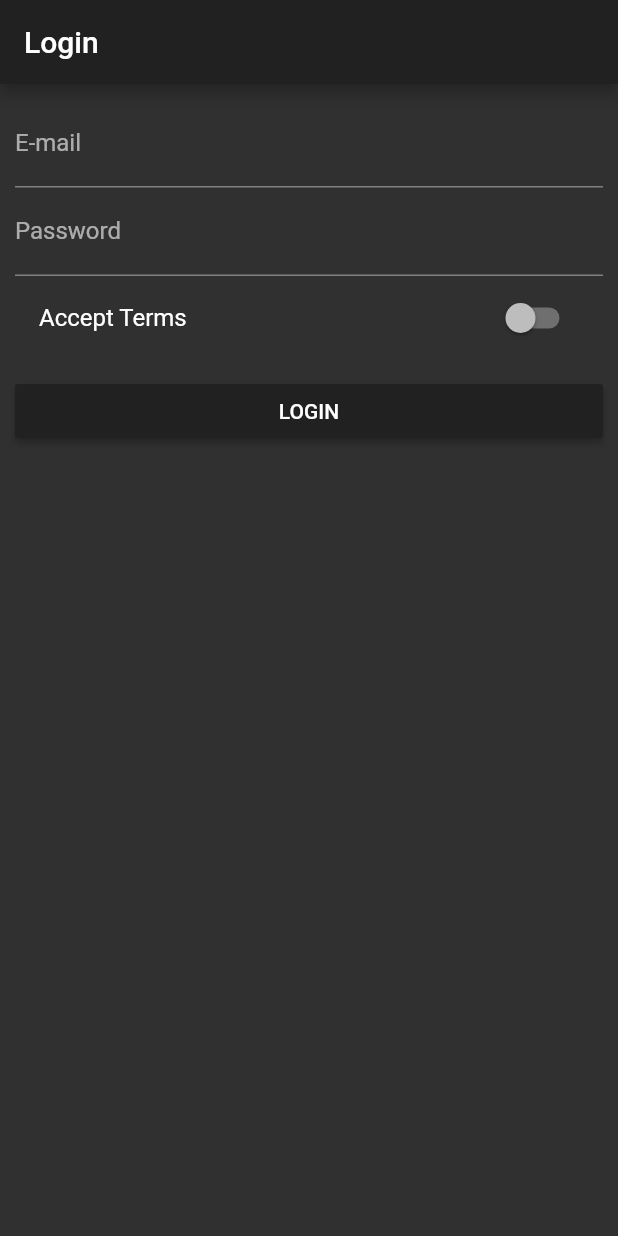
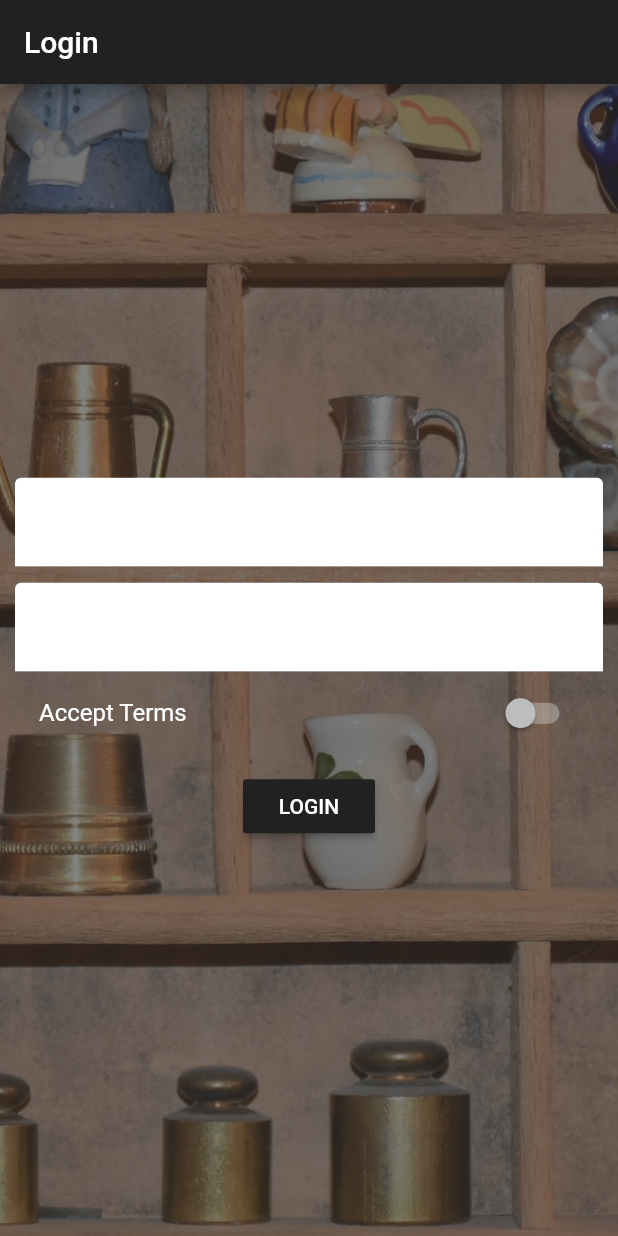
Before and after one commit to GianclaudioCarella/flutter_course, a Flutter app: the screen it shows after launch, on a phone screen of 412 x 824 dp. Run offline on Flutter 3.47's test engine with Material 2 defaults, Android fonts, the phone set to English and light mode, and no system bars.

```diff
--- a/lib/pages/auth.dart
+++ b/lib/pages/auth.dart
@@ -20,11 +20,19 @@ class _AuthPageState extends State<AuthPage> {
           title: Text('Login'),
         ),
         body: Container(
-          margin: EdgeInsets.all(10.0),
-          child: ListView(
+          decoration: BoxDecoration(
+              image: DecorationImage(
+                  fit: BoxFit.cover,
+                  colorFilter: ColorFilter.mode(
+                      Colors.black.withOpacity(0.4), BlendMode.dstATop),
+                  image: AssetImage('assets/background.jpg'))),
+          padding: EdgeInsets.all(10.0),
+          child: Center(
+            child: SingleChildScrollView(
+              child: Column(
                 children: <Widget>[
                   TextField(
-                decoration: InputDecoration(labelText: 'E-mail'),
+                    decoration: InputDecoration(labelText: 'E-mail', filled: true, fillColor: Colors.white),
                     keyboardType: TextInputType.emailAddress,
                     onChanged: (String value) {
                       setState(() {
@@ -32,8 +40,9 @@ class _AuthPageState extends State<AuthPage> {
                       });
                     },
                   ),
+                  SizedBox(height: 10.9 ,),
                   TextField(
-                decoration: InputDecoration(labelText: 'Password'),
+                    decoration: InputDecoration(labelText: 'Password', filled: true, fillColor: Colors.white),
                     obscureText: true,
                     onChanged: (String value) {
                       setState(() {
@@ -63,6 +72,8 @@ class _AuthPageState extends State<AuthPage> {
                   ),
                 ],
               ),
+            ),
+          ),
         ));
   }
 }
--- a/lib/pages/products_admin.dart
+++ b/lib/pages/products_admin.dart
@@ -22,6 +22,7 @@ class ProductsAdminPage extends StatelessWidget {
                 title: Text('Choose'),
               ),
               ListTile(
+                leading: Icon(Icons.home),
                 title: Text('All Products'),
                 onTap: () {
                   Navigator.pushReplacementNamed(context, '/products');
```
Also changed, not shown: lib/main.dart (+11 -5 lines), lib/pages/product.dart (+36 -32 lines), lib/pages/products.dart (+7 -0 lines), lib/products.dart (+48 -4 lines), pubspec.yaml (+6 -4 lines), assets/Oswald-Bold.ttf (added), assets/background.jpg (added), 2 other files. Lines whose indentation alone changed are shown as unchanged.
